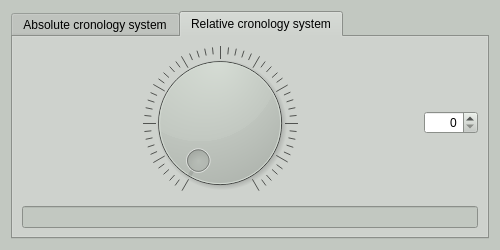
Above: gui/ui/Gis_Time_controller.ui from pyarchinit/pyarchinit before the change. Below: the same form after it.
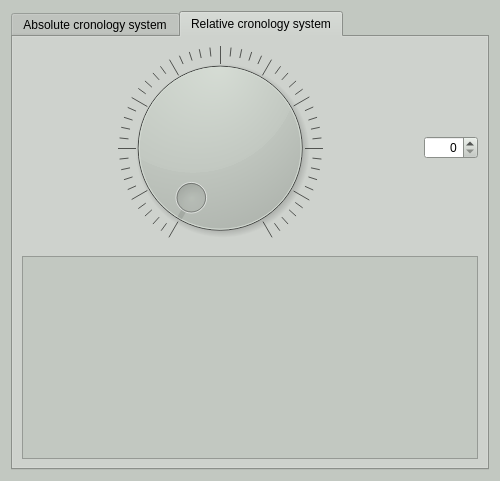
That is the form after the change. Icons and pictures are not drawn.

```diff
--- a/gui/ui/Gis_Time_controller.ui
+++ b/gui/ui/Gis_Time_controller.ui
@@ -7,9 +7,15 @@
     <x>0</x>
     <y>0</y>
     <width>500</width>
-    <height>250</height>
+    <height>481</height>
    </rect>
   </property>
+  <property name="sizePolicy">
+   <sizepolicy hsizetype="Preferred" vsizetype="Expanding">
+    <horstretch>0</horstretch>
+    <verstretch>0</verstretch>
+   </sizepolicy>
+  </property>
   <property name="minimumSize">
    <size>
     <width>400</width>
@@ -19,7 +25,7 @@
   <property name="maximumSize">
    <size>
     <width>500</width>
-    <height>250</height>
+    <height>500</height>
    </size>
   </property>
   <property name="sizeIncrement">
@@ -628,10 +634,19 @@
         </widget>
        </item>
        <item row="1" column="0" colspan="2">
-        <widget class="QLineEdit" name="lineEdit_datazione">
+        <widget class="QTextEdit" name="textEdit_datazione">
          <property name="enabled">
           <bool>false</bool>
          </property>
+         <property name="sizeAdjustPolicy">
+          <enum>QAbstractScrollArea::AdjustToContents</enum>
+         </property>
+         <property name="autoFormatting">
+          <set>QTextEdit::AutoBulletList</set>
+         </property>
+         <property name="textInteractionFlags">
+          <set>Qt::TextSelectableByKeyboard|Qt::TextSelectableByMouse</set>
+         </property>
         </widget>
        </item>
       </layout>
```
Left out of the diff: 50 changed lines with no effect on the pictures.
